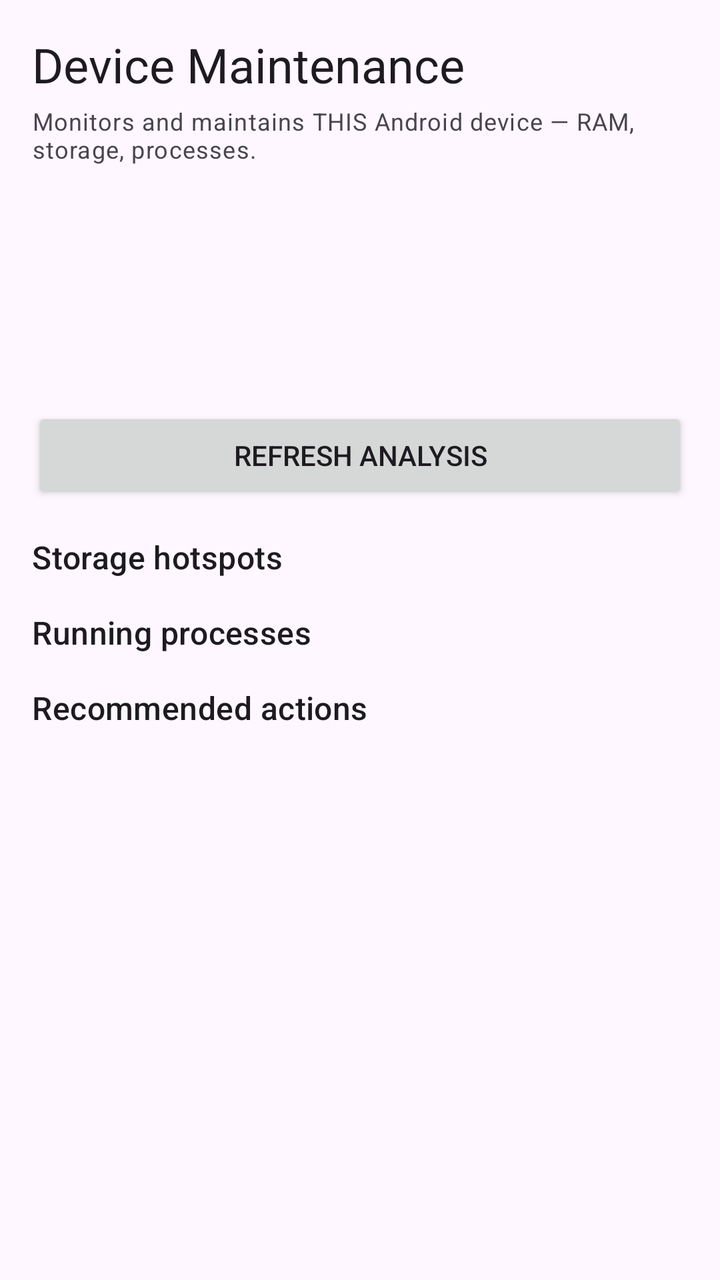
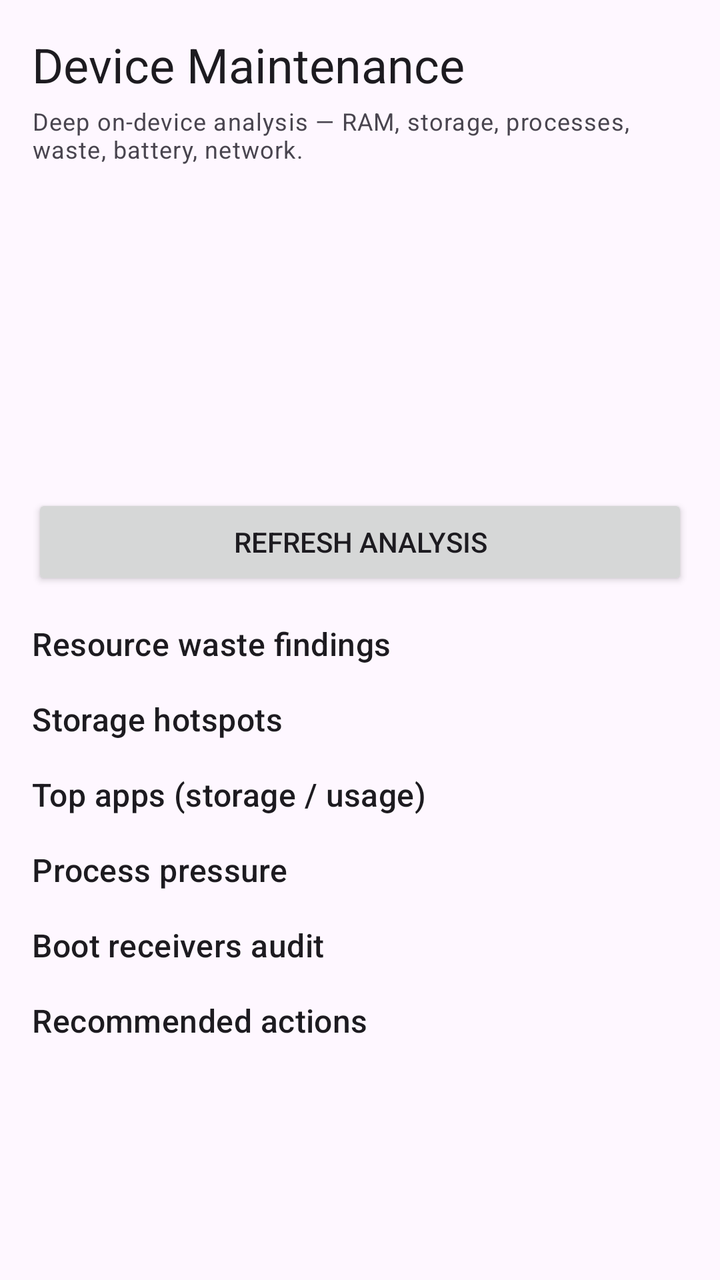

An Android layout rendered at two revisions. The XML below is the earlier revision; the diff shows what the commit changed to produce the second picture.
<!-- AndroidManifest.xml: application theme Theme.SystemOptimizerHub -->
<!-- res/layout/activity_main.xml -->
<?xml version="1.0" encoding="utf-8"?>
<ScrollView xmlns:android="http://schemas.android.com/apk/res/android"
    android:id="@+id/contentScroll"
    android:layout_width="match_parent"
    android:layout_height="match_parent"
    android:fillViewport="true">

    <LinearLayout
        android:layout_width="match_parent"
        android:layout_height="wrap_content"
        android:orientation="vertical"
        android:padding="16dp">

        <TextView
            android:layout_width="match_parent"
            android:layout_height="wrap_content"
            android:text="@string/app_title"
            android:textAppearance="?attr/textAppearanceHeadlineSmall" />

        <TextView
            android:layout_width="match_parent"
            android:layout_height="wrap_content"
            android:paddingTop="4dp"
            android:text="@string/app_subtitle"
            android:textAppearance="?attr/textAppearanceBodySmall" />

        <ProgressBar
            android:id="@+id/progressBar"
            android:layout_width="wrap_content"
            android:layout_height="wrap_content"
            android:layout_gravity="center_horizontal"
            android:visibility="gone" />

        <LinearLayout
            android:layout_width="match_parent"
            android:layout_height="wrap_content"
            android:orientation="horizontal"
            android:paddingTop="12dp">

            <TextView
                android:id="@+id/tierText"
                android:layout_width="0dp"
                android:layout_height="wrap_content"
                android:layout_weight="1"
                android:textAppearance="?attr/textAppearanceTitleLarge" />

            <TextView
                android:id="@+id/scoreText"
                android:layout_width="wrap_content"
                android:layout_height="wrap_content"
                android:textAppearance="?attr/textAppearanceTitleMedium" />
        </LinearLayout>

        <TextView
            android:id="@+id/hostText"
            android:layout_width="match_parent"
            android:layout_height="wrap_content"
            android:paddingTop="8dp"
            android:textAppearance="?attr/textAppearanceBodyMedium" />

        <TextView
            android:id="@+id/summaryText"
            android:layout_width="match_parent"
            android:layout_height="wrap_content"
            android:paddingTop="8dp"
            android:textAppearance="?attr/textAppearanceBodySmall" />

        <TextView
            android:id="@+id/updatedText"
            android:layout_width="match_parent"
            android:layout_height="wrap_content"
            android:paddingTop="4dp"
            android:textAppearance="?attr/textAppearanceBodySmall" />

        <Button
            android:id="@+id/refreshBtn"
            android:layout_width="match_parent"
            android:layout_height="wrap_content"
            android:layout_marginTop="8dp"
            android:text="@string/refresh" />

        <TextView
            android:layout_width="match_parent"
            android:layout_height="wrap_content"
            android:paddingTop="16dp"
            android:text="@string/section_storage"
            android:textAppearance="?attr/textAppearanceTitleMedium" />

        <androidx.recyclerview.widget.RecyclerView
            android:id="@+id/storageList"
            android:layout_width="match_parent"
            android:layout_height="wrap_content"
            android:nestedScrollingEnabled="false" />

        <TextView
            android:layout_width="match_parent"
            android:layout_height="wrap_content"
            android:paddingTop="16dp"
            android:text="@string/section_processes"
            android:textAppearance="?attr/textAppearanceTitleMedium" />

        <androidx.recyclerview.widget.RecyclerView
            android:id="@+id/processList"
            android:layout_width="match_parent"
            android:layout_height="wrap_content"
            android:nestedScrollingEnabled="false" />

        <TextView
            android:layout_width="match_parent"
            android:layout_height="wrap_content"
            android:paddingTop="16dp"
            android:text="@string/section_actions"
            android:textAppearance="?attr/textAppearanceTitleMedium" />

        <androidx.recyclerview.widget.RecyclerView
            android:id="@+id/actionList"
            android:layout_width="match_parent"
            android:layout_height="wrap_content"
            android:nestedScrollingEnabled="false" />
    </LinearLayout>
</ScrollView>
<!-- resources referenced by this layout -->
<resources>
  <string name="app_subtitle">Monitors and maintains THIS Android device — RAM, storage, processes.</string>
  <string name="app_title">Device Maintenance</string>
  <string name="refresh">Refresh analysis</string>
  <string name="section_actions">Recommended actions</string>
  <string name="section_processes">Running processes</string>
  <string name="section_storage">Storage hotspots</string>
  <style name="Theme.SystemOptimizerHub" parent="Theme.Material3.DayNight.NoActionBar" />
</resources>

<!-- the commit's change to res/layout/activity_main.xml (unified diff, before → after) -->
@@ -52,11 +52,25 @@
         </LinearLayout>
 
         <TextView
+            android:id="@+id/postureText"
+            android:layout_width="match_parent"
+            android:layout_height="wrap_content"
+            android:paddingTop="4dp"
+            android:textAppearance="?attr/textAppearanceBodyMedium" />
+
+        <TextView
             android:id="@+id/hostText"
             android:layout_width="match_parent"
             android:layout_height="wrap_content"
             android:paddingTop="8dp"
             android:textAppearance="?attr/textAppearanceBodyMedium" />
+
+        <TextView
+            android:id="@+id/batteryNetworkText"
+            android:layout_width="match_parent"
+            android:layout_height="wrap_content"
+            android:paddingTop="4dp"
+            android:textAppearance="?attr/textAppearanceBodySmall" />
 
         <TextView
             android:id="@+id/summaryText"
@@ -83,11 +97,37 @@
             android:layout_width="match_parent"
             android:layout_height="wrap_content"
             android:paddingTop="16dp"
+            android:text="@string/section_waste"
+            android:textAppearance="?attr/textAppearanceTitleMedium" />
+
+        <androidx.recyclerview.widget.RecyclerView
+            android:id="@+id/wasteList"
+            android:layout_width="match_parent"
+            android:layout_height="wrap_content"
+            android:nestedScrollingEnabled="false" />
+
+        <TextView
+            android:layout_width="match_parent"
+            android:layout_height="wrap_content"
+            android:paddingTop="16dp"
             android:text="@string/section_storage"
             android:textAppearance="?attr/textAppearanceTitleMedium" />
 
         <androidx.recyclerview.widget.RecyclerView
             android:id="@+id/storageList"
+            android:layout_width="match_parent"
+            android:layout_height="wrap_content"
+            android:nestedScrollingEnabled="false" />
+
+        <TextView
+            android:layout_width="match_parent"
+            android:layout_height="wrap_content"
+            android:paddingTop="16dp"
+            android:text="@string/section_apps"
+            android:textAppearance="?attr/textAppearanceTitleMedium" />
+
+        <androidx.recyclerview.widget.RecyclerView
+            android:id="@+id/appList"
             android:layout_width="match_parent"
             android:layout_height="wrap_content"
             android:nestedScrollingEnabled="false" />
@@ -109,6 +149,19 @@
             android:layout_width="match_parent"
             android:layout_height="wrap_content"
             android:paddingTop="16dp"
+            android:text="@string/section_boot"
+            android:textAppearance="?attr/textAppearanceTitleMedium" />
+
+        <androidx.recyclerview.widget.RecyclerView
+            android:id="@+id/bootList"
+            android:layout_width="match_parent"
+            android:layout_height="wrap_content"
+            android:nestedScrollingEnabled="false" />
+
+        <TextView
+            android:layout_width="match_parent"
+            android:layout_height="wrap_content"
+            android:paddingTop="16dp"
             android:text="@string/section_actions"
             android:textAppearance="?attr/textAppearanceTitleMedium" />
 
<!-- resource entries referenced after the edit -->
@@ -1,11 +1,14 @@
 <!-- resources referenced by this layout -->
 <resources>
-  <string name="app_subtitle">Monitors and maintains THIS Android device — RAM, storage, processes.</string>
+  <string name="app_subtitle">Deep on-device analysis — RAM, storage, processes, waste, battery, network.</string>
   <string name="app_title">Device Maintenance</string>
   <string name="refresh">Refresh analysis</string>
   <string name="section_actions">Recommended actions</string>
-  <string name="section_processes">Running processes</string>
+  <string name="section_apps">Top apps (storage / usage)</string>
+  <string name="section_boot">Boot receivers audit</string>
+  <string name="section_processes">Process pressure</string>
   <string name="section_storage">Storage hotspots</string>
+  <string name="section_waste">Resource waste findings</string>
   <style name="Theme.SystemOptimizerHub" parent="Theme.Material3.DayNight.NoActionBar" />
 </resources>
 
